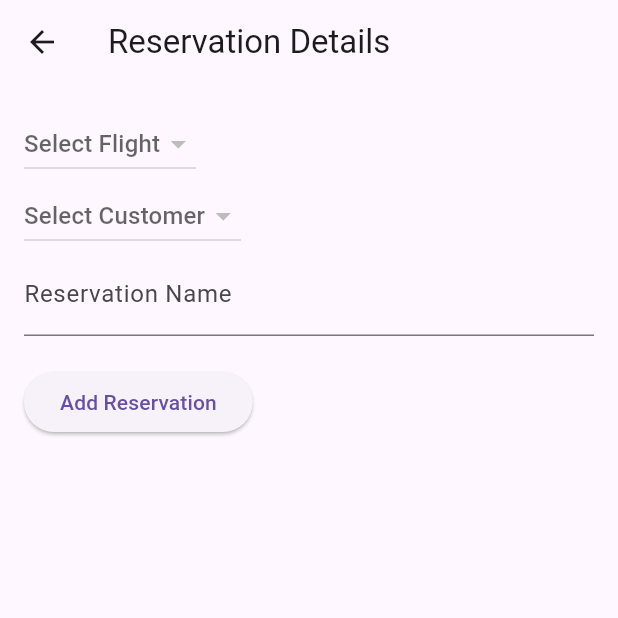
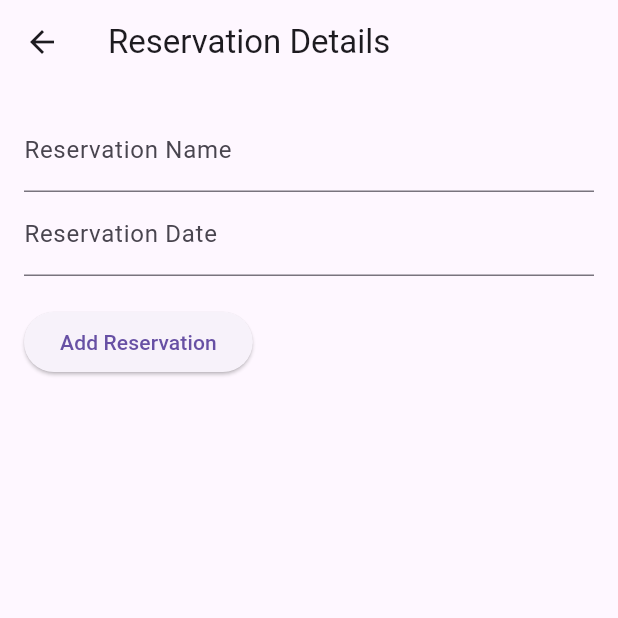
Before and after one commit to ritikkumar95/FlightManagementApp, a Flutter app: the ReservationListPage screen opened by its route, after a tap on the "add" icon, on a phone screen of 412 x 824 dp, the top half of it. Run offline on Flutter 3.47's test engine with Material 3 defaults, Android fonts, the phone set to English and light mode, and no system bars; our stand-ins replace floor, shared_preferences, sqflite; missing offline and left inert: encrypt, encrypted_shared_preferences; accounts and stored records are empty; generated files the repository leaves out were written again.

Commit message:
resservation changes in progress

```diff
--- a/lib/customer_list/customer.dart
+++ b/lib/customer_list/customer.dart
@@ -1,3 +1,5 @@
+import 'package:sqflite/sqflite.dart' as sqflite;
+import 'dart:async';
 class Customer {
   final int id;
   final String firstName;
--- a/lib/flights_list/database.dart
+++ b/lib/flights_list/database.dart
@@ -1,10 +1,12 @@
 import 'package:floor/floor.dart';
 import '../reservation/reservation.dart';
 import '../reservation/reservationDAO.dart';
-import 'flight.dart';   // Make sure to import the Flight and Reservation classes
+import 'flight.dart';
 import 'flightDAO.dart';
+import 'package:sqflite/sqflite.dart' as sqflite;
+import 'dart:async';
 
-import 'database.g.dart';
+part 'database.g.dart';
 @Database(version: 1, entities: [Flight, Reservation])
 abstract class AppDatabase extends FloorDatabase {
   FlightDao get flightDao;
--- a/lib/flights_list/flight_detail_page.dart
+++ b/lib/flights_list/flight_detail_page.dart
@@ -2,6 +2,8 @@ import 'package:flutter/material.dart';
 import 'package:encrypted_shared_preferences/encrypted_shared_preferences.dart';
 import 'flight.dart';
 import 'database.dart';
+import 'package:sqflite/sqflite.dart' as sqflite;
+import 'dart:async';
 
 class FlightDetailsPage extends StatefulWidget {
   final Flight? flight;
--- a/lib/flights_list/flights_list_page.dart
+++ b/lib/flights_list/flights_list_page.dart
@@ -2,6 +2,8 @@ import 'package:flutter/material.dart';
 import 'flight_detail_page.dart';
 import 'flight.dart';
 import 'database.dart';
+import 'package:sqflite/sqflite.dart' as sqflite;
+import 'dart:async';
 
 class FlightListPage extends StatefulWidget {
   @override
--- a/lib/main.dart
+++ b/lib/main.dart
@@ -1,8 +1,9 @@
+import 'package:flight_management_app/reservation/reservation_list_page.dart';
 import 'package:flutter/material.dart';
 import 'customer_list/customer_list_page.dart';
 import 'airplane_list/airplane_list_page.dart';
 import 'flights_list/flights_list_page.dart';
-import 'reservation/reservation_list_page.dart';
+import 'reservation/reservation_page.dart';
 
 void main() {
   runApp(MyApp());
--- a/lib/reservation/reservation.dart
+++ b/lib/reservation/reservation.dart
@@ -1,12 +1,15 @@
 import 'package:floor/floor.dart';
+import '../flights_list/flight.dart';
+import '../customer_list/customer.dart';
 
 @entity
 class Reservation {
   @primaryKey
   final int? id;
+  final String name;
   final int flightId;
   final int customerId;
-  final String reservationName;
+  final String reservationDate;
 
-  Reservation(this.id, this.flightId, this.customerId, this.reservationName);
+  Reservation(this.id, this.name, this.flightId, this.customerId, this.reservationDate);
 }
--- a/lib/reservation/reservation_list_page.dart
+++ b/lib/reservation/reservation_list_page.dart
@@ -1,7 +1,6 @@
-import 'package:flight_management_app/reservation/reservation_detail_page.dart';
 import 'package:flutter/material.dart';
 import '../flights_list/database.dart';
-
+import 'reservation_page.dart';
 import 'reservation.dart';
 
 
@@ -13,6 +12,7 @@ class ReservationListPage extends StatefulWidget {
 class _ReservationListPageState extends State<ReservationListPage> {
   late AppDatabase database;
   List<Reservation> reservations = [];
+  Reservation? selectedReservation;
 
   @override
   void initState() {
@@ -33,52 +33,40 @@ class _ReservationListPageState extends State<ReservationListPage> {
     });
   }
 
-  void _onReservationAdded() async {
-    await _showReservations();
-  }
-
-  void _onReservationUpdated(Reservation reservation) async {
-    await _showReservations();
-  }
-
-  void _onReservationDeleted(Reservation reservation) async {
-    await _showReservations();
-  }
-
   @override
   Widget build(BuildContext context) {
+    var size = MediaQuery.of(context).size;
+    var isWideScreen = size.width > 720;
+
     return Scaffold(
       appBar: AppBar(
         title: Text('Reservations List'),
       ),
-      body: ListView.builder(
-        itemCount: reservations.length,
-        itemBuilder: (context, index) {
-          final reservation = reservations[index];
-          return ListTile(
-            title: Text('Reservation Name: ${reservation.reservationName}'),
-            subtitle: Text('Flight ID: ${reservation.flightId} | Customer ID: ${reservation.customerId}'),
-            onTap: () {
-              Navigator.push(
-                context,
-                MaterialPageRoute(
-                  builder: (context) => ReservationDetailsPage(
-                    reservation: reservation,
-                    onDelete: _onReservationDeleted,
-                    onUpdate: _onReservationUpdated,
-                  ),
-                ),
-              ).then((_) => _showReservations());
-            },
-          );
-        },
-      ),
+      body: isWideScreen
+          ? Row(
+        children: [
+          Expanded(
+            flex: 1,
+            child: _buildReservationList(context),
+          ),
+          if (selectedReservation != null)
+            Expanded(
+              flex: 2,
+              child: ReservationPage(
+                reservation: selectedReservation,
+                onDelete: _onReservationDeleted,
+                onUpdate: _onReservationUpdated,
+              ),
+            ),
+        ],
+      )
+          : _buildReservationList(context),
       floatingActionButton: FloatingActionButton(
         onPressed: () {
           Navigator.push(
             context,
             MaterialPageRoute(
-              builder: (context) => ReservationDetailsPage(onAdd: _onReservationAdded),
+              builder: (context) => ReservationPage(onAdd: _onReservationAdded),
             ),
           ).then((_) => _showReservations());
         },
@@ -86,4 +74,66 @@ class _ReservationListPageState extends State<ReservationListPage> {
       ),
     );
   }
+
+  void _onReservationSelected(Reservation reservation) {
+    setState(() {
+      selectedReservation = reservation;
+    });
+  }
+
+  void _onReservationDeleted(Reservation reservation) async {
+    await _showReservations();
+    setState(() {
+      selectedReservation = null;
+    });
+  }
+
+  void _onReservationUpdated(Reservation reservation) async {
+    await _showReservations();
+    setState(() {
+      selectedReservation = reservation;
+    });
+  }
+
+  void _onReservationAdded() async {
+    await _showReservations();
+    setState(() {
+      selectedReservation = reservations.last;
+    });
+  }
+
+  Widget _buildReservationList(BuildContext context) {
+    return Column(
+      children: [
+        Expanded(
+          child: ListView.builder(
+            itemCount: reservations.length,
+            itemBuilder: (context, index) {
+              final reservation = reservations[index];
+              return ListTile(
+                title: Text('${reservation.name}'),
+                subtitle: Text('Flight ID: ${reservation.flightId} - Customer ID: ${reservation.customerId}'),
+                onTap: () {
+                  if (MediaQuery.of(context).size.width > 720) {
+                    _onReservationSelected(reservation);
+                  } else {
+                    Navigator.push(
+                      context,
+                      MaterialPageRoute(
+                        builder: (context) => ReservationPage(
+                          reservation: reservation,
+                          onDelete: _onReservationDeleted,
+                          onUpdate: _onReservationUpdated,
+                        ),
+                      ),
+                    ).then((_) => _showReservations());
+                  }
+                },
+              );
+            },
+          ),
+        ),
+      ],
+    );
+  }
 }
--- a/lib/reservation/reservation_detail_page.dart
+++ b/lib/reservation/reservation_page.dart
@@ -1,32 +1,29 @@
+import 'package:flight_management_app/reservation/reservation.dart';
 import 'package:flutter/material.dart';
 import 'package:encrypted_shared_preferences/encrypted_shared_preferences.dart';
 import '../customer_list/customer.dart';
-import '../customer_list/customer_database_helper.dart';
 import '../flights_list/database.dart';
 import '../flights_list/flight.dart';
-import 'reservation.dart';
 
 
-class ReservationDetailsPage extends StatefulWidget {
+class ReservationPage extends StatefulWidget {
   final Reservation? reservation;
+  final Function? onAdd;
+  final Function? onUpdate;
   final Function? onDelete;
-  final Function? onUpdate;
-  final Function? onAdd;
 
-  ReservationDetailsPage({this.reservation, this.onDelete, this.onUpdate, this.onAdd});
+  ReservationPage({this.reservation, this.onAdd, this.onUpdate, this.onDelete});
 
   @override
-  _ReservationDetailsPageState createState() => _ReservationDetailsPageState();
+  _ReservationPageState createState() => _ReservationPageState();
 }
 
-class _ReservationDetailsPageState extends State<ReservationDetailsPage> {
+class _ReservationPageState extends State<ReservationPage> {
   late AppDatabase database;
-  late CustomerDatabaseHelper customerDatabaseHelper;
-  final _reservationNameController = TextEditingController();
+  final _nameController = TextEditingController();
   Flight? selectedFlight;
   Customer? selectedCustomer;
-  late List<Flight> flights = [];
-  late List<Customer> customers = [];
+  final _reservationDateController = TextEditingController();
   late EncryptedSharedPreferences _encryptedSharedPreferences;
 
   @override
@@ -34,7 +31,12 @@ class _ReservationDetailsPageState extends State<ReservationDetailsPage> {
     super.initState();
     _initializeDatabase();
     _initializeSharedPreferences();
-    _loadInitialData();
+    if (widget.reservation != null) {
+      _nameController.text = widget.reservation!.name;
+      _reservationDateController.text = widget.reservation!.reservationDate;
+    } else {
+      _loadSavedText();
+    }
   }
 
   Future<void> _initializeDatabase() async {
@@ -45,31 +47,29 @@ class _ReservationDetailsPageState extends State<ReservationDetailsPage> {
     _encryptedSharedPreferences = EncryptedSharedPreferences();
   }
 
-  Future<void> _loadInitialData() async {
-    final flightDao = database.flightDao;
-    flights = await flightDao.findAllFlights();
+  Future<void> _loadSavedText() async {
+    _nameController.text = await _encryptedSharedPreferences.getString('reservationName') ?? '';
+  }
 
-    customerDatabaseHelper = CustomerDatabaseHelper.instance;
-    final customerMaps = await customerDatabaseHelper.getAllCustomers();
-    customers = customerMaps.map((map) => Customer.fromMap(map)).toList();
-
-    if (widget.reservation != null) {
-      _reservationNameController.text = widget.reservation!.reservationName;
-      selectedFlight = flights.firstWhere((flight) => flight.id == widget.reservation!.flightId);
-      selectedCustomer = customers.firstWhere((customer) => customer.id == widget.reservation!.customerId);
-    }
+  void _saveText(String key, String value) {
+    _encryptedSharedPreferences.setString(key, value);
   }
 
   void _onSubmit() async {
-    if (selectedFlight != null && selectedCustomer != null && _reservationNameController.text.isNotEmpty) {
+    if (_nameController.text.isNotEmpty &&
+        selectedFlight != null &&
+        selectedCustomer != null &&
+        _reservationDateController.text.isNotEmpty) {
       final int? reservationId = widget.reservation?.id;
 
       final reservation = Reservation(
         reservationId,
+        _nameController.text,
         selectedFlight!.id!,
         selectedCustomer!.id!,
-        _reservationNameController.text,
+        _reservationDateController.text,
       );
+
       final reservationDao = database.reservationDao;
       if (widget.reservation != null) {
         await reservationDao.updateReservation(reservation);
@@ -81,7 +81,7 @@ class _ReservationDetailsPageState extends State<ReservationDetailsPage> {
       Navigator.pop(context);
     } else {
       ScaffoldMessenger.of(context).showSnackBar(
-        SnackBar(content: Text('Please enter a value for all fields')),
+        SnackBar(content: Text('Please fill out all fields')),
       );
     }
   }
@@ -129,40 +129,18 @@ class _ReservationDetailsPageState extends State<ReservationDetailsPage> {
         child: Column(
           crossAxisAlignment: CrossAxisAlignment.start,
           children: [
-            DropdownButton<Flight>(
-              value: selectedFlight,
-              hint: Text('Select Flight'),
-              items: flights.map((flight) {
-                return DropdownMenuItem<Flight>(
-                  value: flight,
-                  child: Text('${flight.departureCity} ➔ ${flight.destinationCity}'),
-                );
-              }).toList(),
-              onChanged: (flight) {
-                setState(() {
-                  selectedFlight = flight;
-                });
-              },
-            ),
-            DropdownButton<Customer>(
-              value: selectedCustomer,
-              hint: Text('Select Customer'),
-              items: customers.map((customer) {
-                return DropdownMenuItem<Customer>(
-                  value: customer,
-                  child: Text('${customer.firstName} ${customer.lastName}'),
-                );
-              }).toList(),
-              onChanged: (customer) {
-                setState(() {
-                  selectedCustomer = customer;
-                });
-              },
-            ),
             TextField(
-              controller: _reservationNameController,
+              controller: _nameController,
               decoration: InputDecoration(
                 labelText: 'Reservation Name',
+              ),
+              onChanged: (text) => _saveText('reservationName', text),
+            ),
+            // You should add widgets for selecting flight and customer.
+            TextField(
+              controller: _reservationDateController,
+              decoration: InputDecoration(
+                labelText: 'Reservation Date',
               ),
             ),
             SizedBox(height: 20),
```
Also changed, not shown: lib/customer_list/customer_list_page.dart (+86 -88 lines), lib/reservation/add_reservation.dart (deleted, +0 -119 lines).
